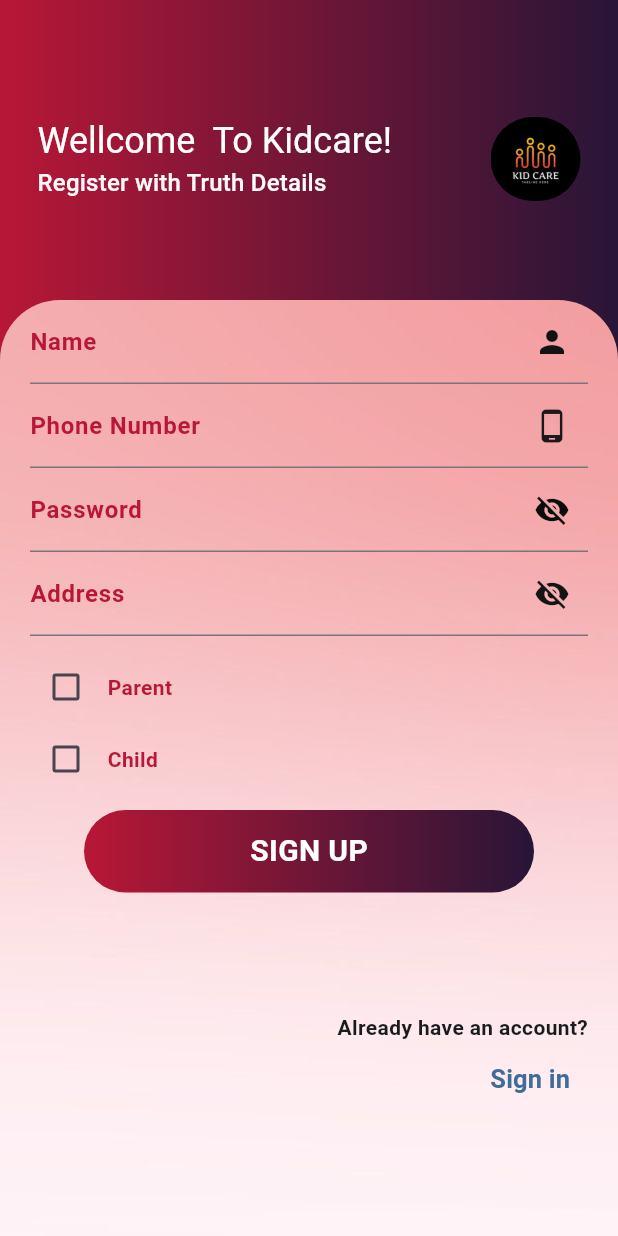
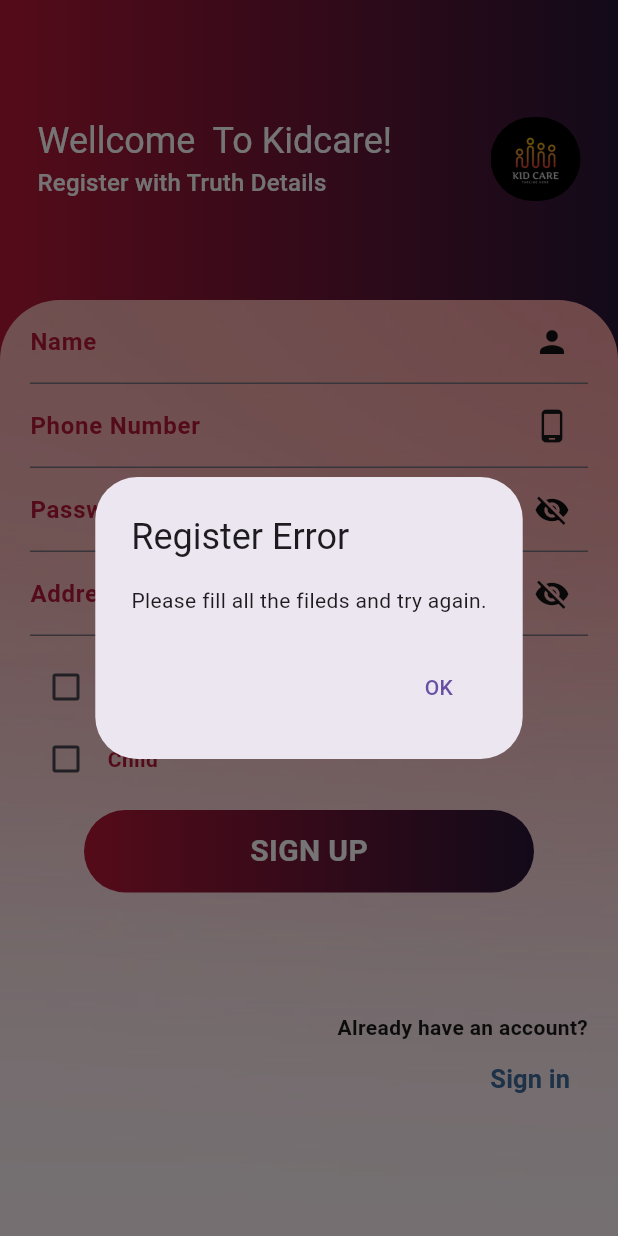
Before and after one commit to GihanSisiraKumara/kidcare_app, a Flutter app: the RegScreen screen opened directly, after a tap on "SIGN UP", on a phone screen of 412 x 824 dp. Run offline on Flutter 3.47's test engine with Material 3 defaults, Android fonts, the phone set to English and light mode, and no system bars; our stand-ins replace flutter_slidable, geolocator, google_maps_flutter, lottie, share; missing offline and left inert: flutter_phone_direct_caller; Roboto replaces fonts that are missing (inter).

Commit message:
register error alert box design

```diff
--- a/lib/screen/regScreen.dart
+++ b/lib/screen/regScreen.dart
@@ -50,8 +50,31 @@
         print(e);
       }
     } else {
-      print("please fill all the fileds");
+      //print("please fill all the fileds");
+      _showErrorDialog(
+        'Please fill all the fileds and try again.',
+      );
     }
+  }
+
+  void _showErrorDialog(String message) {
+    showDialog(
+      context: context,
+      builder: (BuildContext context) {
+        return AlertDialog(
+          title: const Text('Register Error'),
+          content: Text(message),
+          actions: <Widget>[
+            TextButton(
+              onPressed: () {
+                Navigator.of(context).pop();
+              },
+              child: const Text('OK'),
+            ),
+          ],
+        );
+      },
+    );
   }
 
   @override
```
